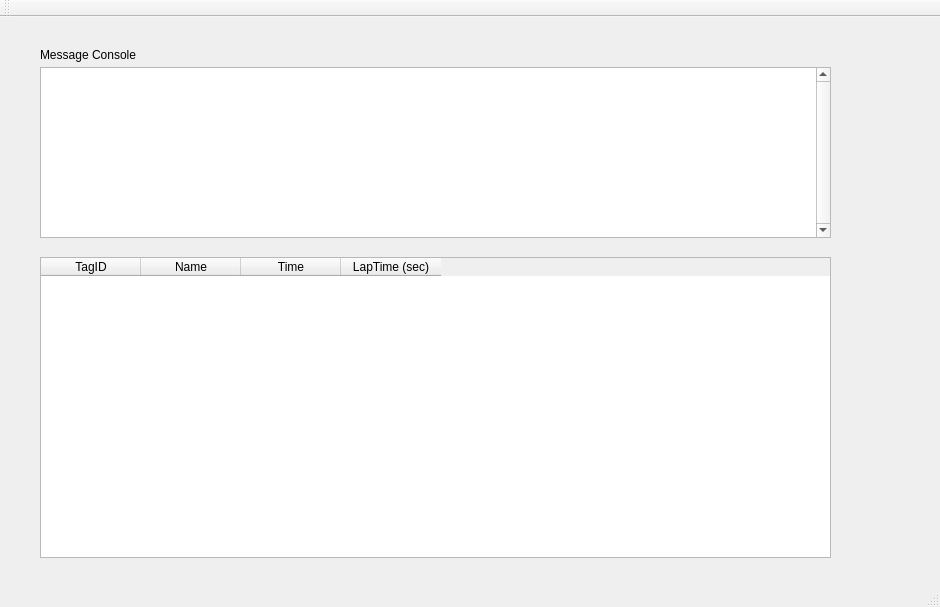
First picture: the form in src/fcvtc/mainwindow.ui, repository icunning/fcvtc, before the edit.
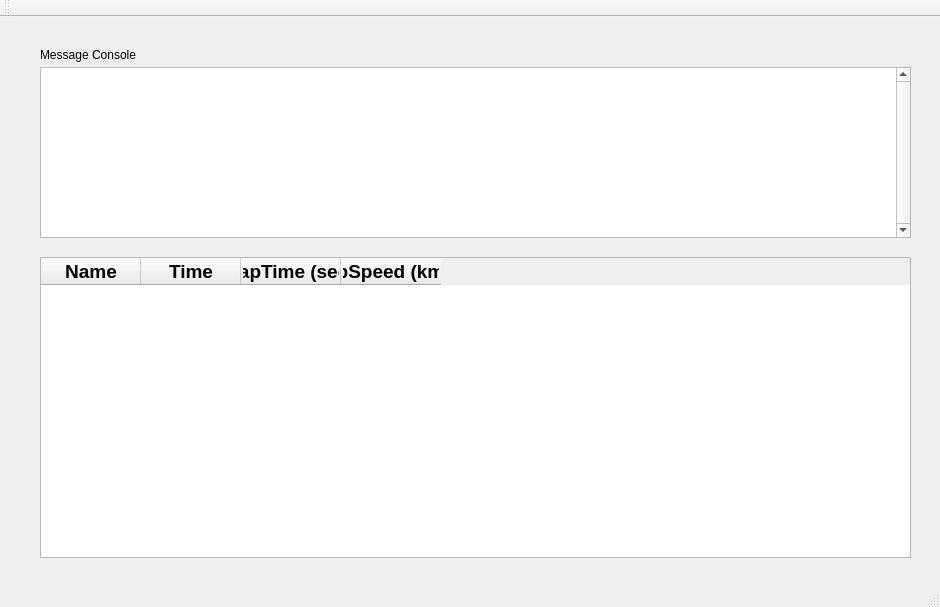
Second picture: the form after the edit.

```diff
--- a/src/fcvtc/mainwindow.ui
+++ b/src/fcvtc/mainwindow.ui
@@ -10,6 +10,12 @@
     <height>607</height>
    </rect>
   </property>
+  <property name="sizePolicy">
+   <sizepolicy hsizetype="Expanding" vsizetype="Expanding">
+    <horstretch>0</horstretch>
+    <verstretch>0</verstretch>
+   </sizepolicy>
+  </property>
   <property name="windowTitle">
    <string>MainWindow</string>
   </property>
@@ -19,7 +25,7 @@
      <rect>
       <x>40</x>
       <y>50</y>
-      <width>791</width>
+      <width>871</width>
       <height>171</height>
      </rect>
     </property>
@@ -51,35 +57,80 @@
      <rect>
       <x>40</x>
       <y>240</y>
-      <width>791</width>
+      <width>871</width>
       <height>301</height>
      </rect>
     </property>
+    <property name="font">
+     <font>
+      <pointsize>12</pointsize>
+     </font>
+    </property>
+    <property name="inputMethodHints">
+     <set>Qt::ImhNone</set>
+    </property>
+    <property name="tabKeyNavigation">
+     <bool>false</bool>
+    </property>
     <property name="alternatingRowColors">
      <bool>true</bool>
     </property>
     <property name="sortingEnabled">
      <bool>true</bool>
     </property>
-    <column>
-     <property name="text">
-      <string notr="true">TagID</string>
-     </property>
-    </column>
+    <attribute name="verticalHeaderVisible">
+     <bool>false</bool>
+    </attribute>
+    <attribute name="verticalHeaderDefaultSectionSize">
+     <number>52</number>
+    </attribute>
     <column>
      <property name="text">
       <string>Name</string>
      </property>
+     <property name="font">
+      <font>
+       <pointsize>14</pointsize>
+       <weight>75</weight>
+       <bold>true</bold>
+      </font>
+     </property>
     </column>
     <column>
      <property name="text">
       <string>Time</string>
      </property>
+     <property name="font">
+      <font>
+       <pointsize>14</pointsize>
+       <weight>75</weight>
+       <bold>true</bold>
+      </font>
+     </property>
     </column>
     <column>
      <property name="text">
       <string>LapTime (sec)</string>
      </property>
+     <property name="font">
+      <font>
+       <pointsize>14</pointsize>
+       <weight>75</weight>
+       <bold>true</bold>
+      </font>
+     </property>
+    </column>
+    <column>
+     <property name="text">
+      <string>LapSpeed (km/h)</string>
+     </property>
+     <property name="font">
+      <font>
+       <pointsize>14</pointsize>
+       <weight>75</weight>
+       <bold>true</bold>
+      </font>
+     </property>
     </column>
    </widget>
   </widget>
```
Left out of the diff: 2 changed lines with no effect on the pictures.
